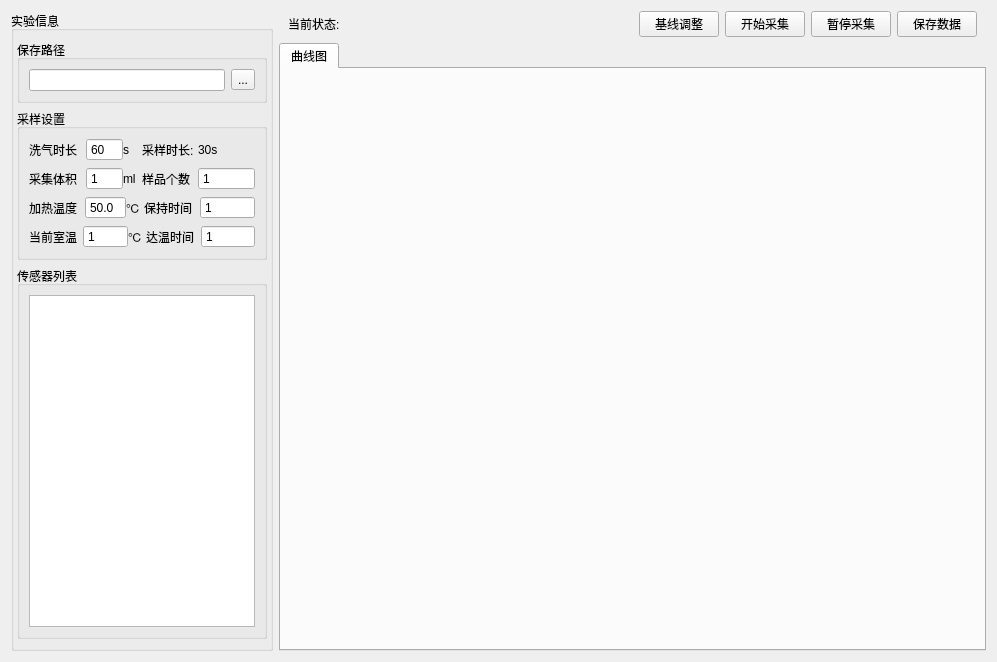
Qt form Enose_16chanel/resource_ui/ui_file/ChooseAndShow.ui (WMSF111/E_Nose) before a commit.
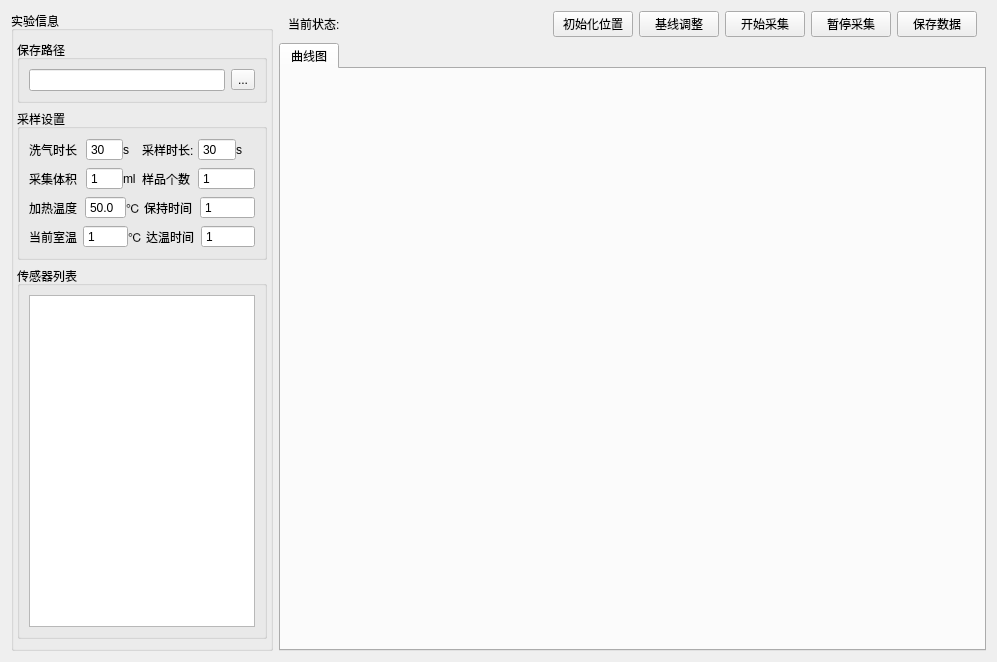
The same form after that commit.

Diff of the .ui file:
```diff
--- a/Enose_16chanel/resource_ui/ui_file/ChooseAndShow.ui
+++ b/Enose_16chanel/resource_ui/ui_file/ChooseAndShow.ui
@@ -66,7 +66,7 @@
           </property>
           <layout class="QVBoxLayout" name="verticalLayout_2">
            <item>
-            <layout class="QHBoxLayout" name="horizontalLayout_7" stretch="3,2,1,3,3">
+            <layout class="QHBoxLayout" name="horizontalLayout_7" stretch="3,2,1,3,2,1">
              <property name="spacing">
               <number>0</number>
              </property>
@@ -88,11 +88,14 @@
                <property name="buttonSymbols">
                 <enum>QAbstractSpinBox::NoButtons</enum>
                </property>
+               <property name="minimum">
+                <number>10</number>
+               </property>
                <property name="maximum">
                 <number>256</number>
                </property>
                <property name="value">
-                <number>60</number>
+                <number>30</number>
                </property>
               </widget>
              </item>
@@ -116,13 +119,32 @@
                </property>
               </widget>
              </item>
+             <item>
+              <widget class="QSpinBox" name="Sample_spinBox">
+               <property name="focusPolicy">
+                <enum>Qt::WheelFocus</enum>
+               </property>
+               <property name="buttonSymbols">
+                <enum>QAbstractSpinBox::NoButtons</enum>
+               </property>
+               <property name="minimum">
+                <number>10</number>
+               </property>
+               <property name="maximum">
+                <number>256</number>
+               </property>
+               <property name="value">
+                <number>30</number>
+               </property>
+              </widget>
+             </item>
              <item>
               <widget class="QLabel" name="label_35">
                <property name="layoutDirection">
                 <enum>Qt::LeftToRight</enum>
                </property>
                <property name="text">
-                <string>30s</string>
+                <string>s</string>
                </property>
               </widget>
              </item>
@@ -383,7 +405,7 @@
      </item>
      <item row="0" column="1">
       <widget class="QWidget" name="widget" native="true">
-       <layout class="QHBoxLayout" name="horizontalLayout" stretch="1,10,0,1,1,1">
+       <layout class="QHBoxLayout" name="horizontalLayout" stretch="1,10,0,0,1,1,1">
         <property name="topMargin">
          <number>0</number>
         </property>
@@ -413,6 +435,19 @@
           </property>
          </widget>
         </item>
+        <item>
+         <widget class="QPushButton" name="InitPos_Button">
+          <property name="maximumSize">
+           <size>
+            <width>100</width>
+            <height>32</height>
+           </size>
+          </property>
+          <property name="text">
+           <string>初始化位置</string>
+          </property>
+         </widget>
+        </item>
         <item>
          <widget class="QPushButton" name="Clear_Button">
           <property name="maximumSize">
```
